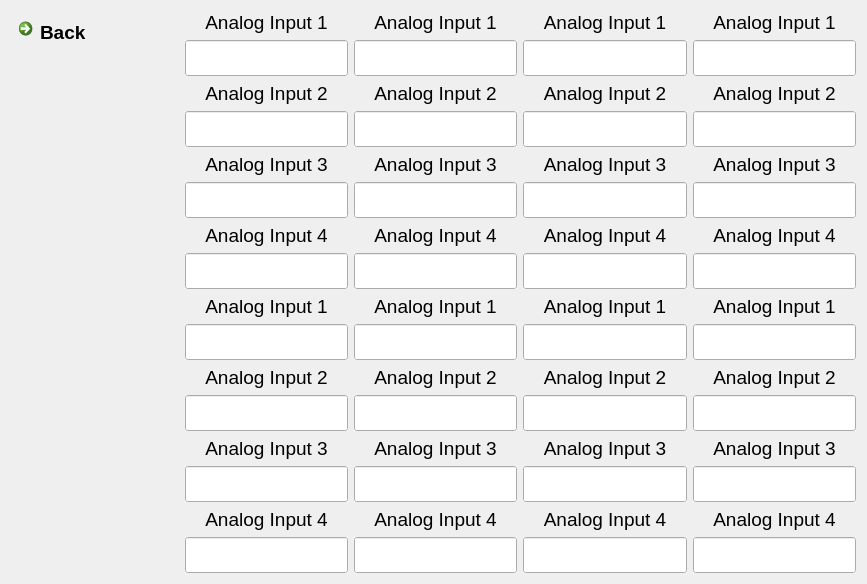
Before: the Qt Designer form myInterface/EPSInterface.ui in semissatto2/Interface_files, drawn with Qt 5.
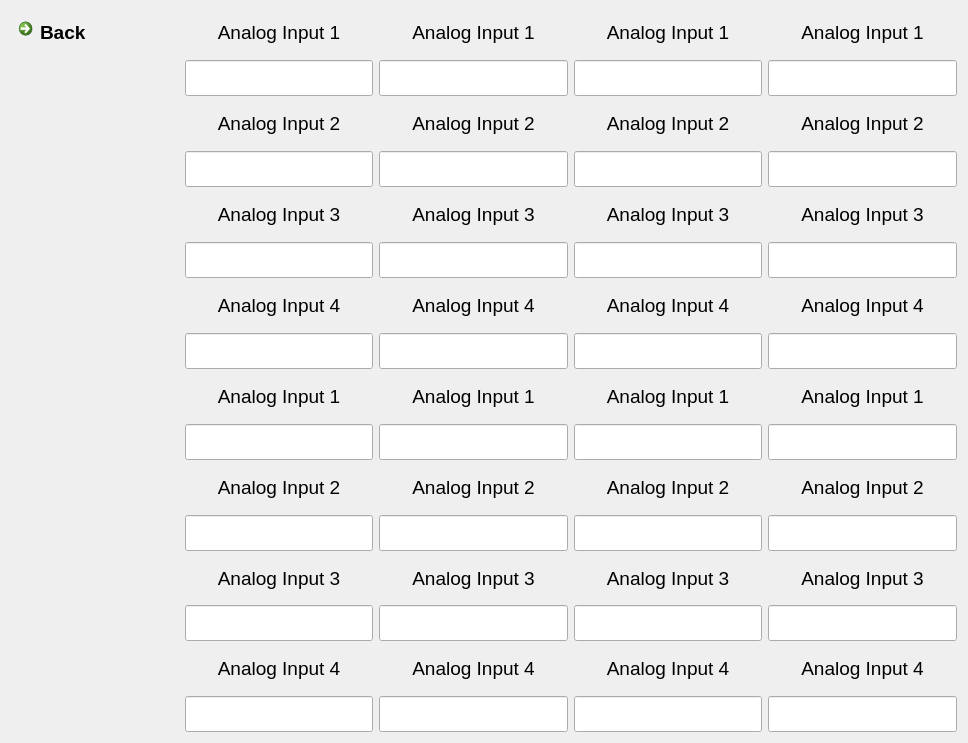
After: the same form once the commit is applied. Icons and pictures are not drawn.

The edit to the form file:
```diff
--- a/myInterface/EPSInterface.ui
+++ b/myInterface/EPSInterface.ui
@@ -6,8 +6,8 @@
    <rect>
     <x>0</x>
     <y>0</y>
-    <width>867</width>
-    <height>471</height>
+    <width>968</width>
+    <height>743</height>
    </rect>
   </property>
   <property name="windowTitle">
@@ -16,8 +16,8 @@
   <property name="styleSheet">
    <string notr="true"/>
   </property>
-  <layout class="QVBoxLayout" name="verticalLayout_11">
-   <item>
+  <layout class="QGridLayout" name="gridLayout">
+   <item row="0" column="0">
     <layout class="QHBoxLayout" name="horizontalLayout_4">
      <item>
       <layout class="QVBoxLayout" name="verticalLayout_2">
@@ -91,7 +91,7 @@
               </font>
              </property>
              <property name="autoFillBackground">
-              <bool>true</bool>
+              <bool>false</bool>
              </property>
              <property name="alignment">
               <set>Qt::AlignCenter</set>
@@ -124,7 +124,7 @@
               </font>
              </property>
              <property name="autoFillBackground">
-              <bool>true</bool>
+              <bool>false</bool>
              </property>
              <property name="alignment">
               <set>Qt::AlignCenter</set>
@@ -157,7 +157,7 @@
               </font>
              </property>
              <property name="autoFillBackground">
-              <bool>true</bool>
+              <bool>false</bool>
              </property>
              <property name="alignment">
               <set>Qt::AlignCenter</set>
@@ -190,7 +190,7 @@
               </font>
              </property>
              <property name="autoFillBackground">
-              <bool>true</bool>
+              <bool>false</bool>
              </property>
              <property name="alignment">
               <set>Qt::AlignCenter</set>
@@ -227,7 +227,7 @@
               </font>
              </property>
              <property name="autoFillBackground">
-              <bool>true</bool>
+              <bool>false</bool>
              </property>
              <property name="alignment">
               <set>Qt::AlignCenter</set>
@@ -260,7 +260,7 @@
               </font>
              </property>
              <property name="autoFillBackground">
-              <bool>true</bool>
+              <bool>false</bool>
              </property>
              <property name="alignment">
               <set>Qt::AlignCenter</set>
@@ -293,7 +293,7 @@
               </font>
              </property>
              <property name="autoFillBackground">
-              <bool>true</bool>
+              <bool>false</bool>
              </property>
              <property name="alignment">
               <set>Qt::AlignCenter</set>
@@ -326,7 +326,7 @@
               </font>
              </property>
              <property name="autoFillBackground">
-              <bool>true</bool>
+              <bool>false</bool>
              </property>
              <property name="alignment">
               <set>Qt::AlignCenter</set>
@@ -363,7 +363,7 @@
               </font>
              </property>
              <property name="autoFillBackground">
-              <bool>true</bool>
+              <bool>false</bool>
              </property>
              <property name="alignment">
               <set>Qt::AlignCenter</set>
@@ -396,7 +396,7 @@
               </font>
              </property>
              <property name="autoFillBackground">
-              <bool>true</bool>
+              <bool>false</bool>
              </property>
              <property name="alignment">
               <set>Qt::AlignCenter</set>
@@ -429,7 +429,7 @@
               </font>
              </property>
              <property name="autoFillBackground">
-              <bool>true</bool>
+              <bool>false</bool>
              </property>
              <property name="alignment">
               <set>Qt::AlignCenter</set>
@@ -462,7 +462,7 @@
               </font>
              </property>
              <property name="autoFillBackground">
-              <bool>true</bool>
+              <bool>false</bool>
              </property>
              <property name="alignment">
               <set>Qt::AlignCenter</set>
@@ -499,7 +499,7 @@
               </font>
              </property>
              <property name="autoFillBackground">
-              <bool>true</bool>
+              <bool>false</bool>
              </property>
              <property name="alignment">
               <set>Qt::AlignCenter</set>
@@ -532,7 +532,7 @@
               </font>
              </property>
              <property name="autoFillBackground">
-              <bool>true</bool>
+              <bool>false</bool>
              </property>
              <property name="alignment">
               <set>Qt::AlignCenter</set>
@@ -565,7 +565,7 @@
               </font>
              </property>
              <property name="autoFillBackground">
-              <bool>true</bool>
+              <bool>false</bool>
              </property>
              <property name="alignment">
               <set>Qt::AlignCenter</set>
@@ -598,7 +598,7 @@
               </font>
              </property>
              <property name="autoFillBackground">
-              <bool>true</bool>
+              <bool>false</bool>
              </property>
              <property name="alignment">
               <set>Qt::AlignCenter</set>
@@ -639,7 +639,7 @@
               </font>
              </property>
              <property name="autoFillBackground">
-              <bool>true</bool>
+              <bool>false</bool>
              </property>
              <property name="alignment">
               <set>Qt::AlignCenter</set>
@@ -672,7 +672,7 @@
               </font>
              </property>
              <property name="autoFillBackground">
-              <bool>true</bool>
+              <bool>false</bool>
              </property>
              <property name="alignment">
               <set>Qt::AlignCenter</set>
@@ -705,7 +705,7 @@
               </font>
              </property>
              <property name="autoFillBackground">
-              <bool>true</bool>
+              <bool>false</bool>
              </property>
              <property name="alignment">
               <set>Qt::AlignCenter</set>
@@ -738,7 +738,7 @@
               </font>
              </property>
              <property name="autoFillBackground">
-              <bool>true</bool>
+              <bool>false</bool>
              </property>
              <property name="alignment">
               <set>Qt::AlignCenter</set>
@@ -775,7 +775,7 @@
               </font>
              </property>
              <property name="autoFillBackground">
-              <bool>true</bool>
+              <bool>false</bool>
              </property>
              <property name="alignment">
               <set>Qt::AlignCenter</set>
@@ -808,7 +808,7 @@
               </font>
              </property>
              <property name="autoFillBackground">
-              <bool>true</bool>
+              <bool>false</bool>
              </property>
              <property name="alignment">
               <set>Qt::AlignCenter</set>
@@ -841,7 +841,7 @@
               </font>
              </property>
              <property name="autoFillBackground">
-              <bool>true</bool>
+              <bool>false</bool>
              </property>
              <property name="alignment">
               <set>Qt::AlignCenter</set>
@@ -874,7 +874,7 @@
               </font>
              </property>
              <property name="autoFillBackground">
-              <bool>true</bool>
+              <bool>false</bool>
              </property>
              <property name="alignment">
               <set>Qt::AlignCenter</set>
@@ -911,7 +911,7 @@
               </font>
              </property>
              <property name="autoFillBackground">
-              <bool>true</bool>
+              <bool>false</bool>
              </property>
              <property name="alignment">
               <set>Qt::AlignCenter</set>
@@ -944,7 +944,7 @@
               </font>
              </property>
              <property name="autoFillBackground">
-              <bool>true</bool>
+              <bool>false</bool>
              </property>
              <property name="alignment">
               <set>Qt::AlignCenter</set>
@@ -977,7 +977,7 @@
               </font>
              </property>
              <property name="autoFillBackground">
-              <bool>true</bool>
+              <bool>false</bool>
              </property>
              <property name="alignment">
               <set>Qt::AlignCenter</set>
@@ -1010,7 +1010,7 @@
               </font>
              </property>
              <property name="autoFillBackground">
-              <bool>true</bool>
+              <bool>false</bool>
              </property>
              <property name="alignment">
               <set>Qt::AlignCenter</set>
@@ -1047,7 +1047,7 @@
               </font>
              </property>
              <property name="autoFillBackground">
-              <bool>true</bool>
+              <bool>false</bool>
              </property>
              <property name="alignment">
               <set>Qt::AlignCenter</set>
@@ -1080,7 +1080,7 @@
               </font>
              </property>
              <property name="autoFillBackground">
-              <bool>true</bool>
+              <bool>false</bool>
              </property>
              <property name="alignment">
               <set>Qt::AlignCenter</set>
@@ -1113,7 +1113,7 @@
               </font>
              </property>
              <property name="autoFillBackground">
-              <bool>true</bool>
+              <bool>false</bool>
              </property>
              <property name="alignment">
               <set>Qt::AlignCenter</set>
@@ -1146,7 +1146,7 @@
               </font>
              </property>
              <property name="autoFillBackground">
-              <bool>true</bool>
+              <bool>false</bool>
              </property>
              <property name="alignment">
               <set>Qt::AlignCenter</set>
```
Left out of the diff: 3 changed lines with no effect on the pictures.
